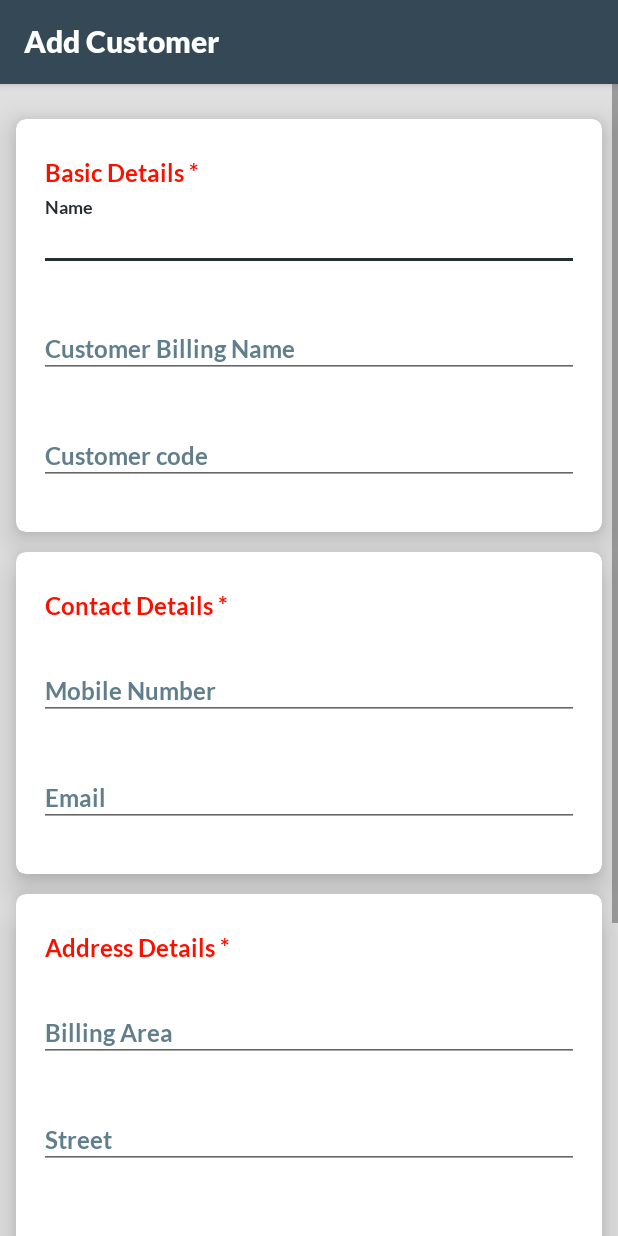
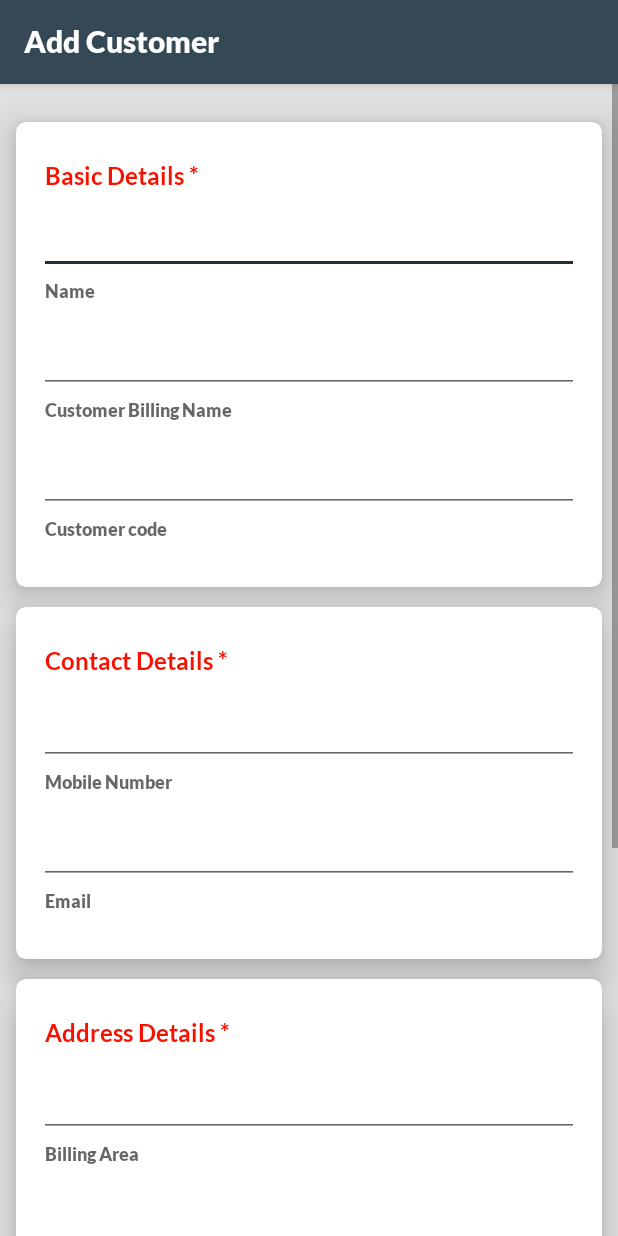
Before and after one commit to mariyarajendran/KotlinAndroid, an Android app: the CustomerRegister screen opened directly, with no data from a screen before it, on a phone screen of 412 x 824 dp. Run offline under Robolectric (Android 15) with nearby library versions, the phone set to English and light mode, and no system bars; our stand-ins replace sdp/ssp sizes; pictures from the network do not load.

Commit message:
new register design changes

```diff
--- a/app/build.gradle
+++ b/app/build.gradle
@@ -50,6 +50,11 @@ dependencies {
     //module dimension
     implementation project(path: ':sdp-android')
 
+
+    implementation 'com.github.bumptech.glide:glide:4.8.0'
+    // Glide v4 uses this new annotation processor -- see https://bumptech.github.io/glide/doc/generatedapi.html
+    annotationProcessor 'com.github.bumptech.glide:compiler:4.8.0'
+
     //ripple effect
 
 
--- a/app/src/main/java/absa/cgs/com/ui/screens/customer/CustomerFragment.kt
+++ b/app/src/main/java/absa/cgs/com/ui/screens/customer/CustomerFragment.kt
@@ -7,13 +7,16 @@ import android.os.Bundle
 import android.view.LayoutInflater
 import android.view.View
 import android.view.ViewGroup
+import android.widget.ImageView
 import androidx.fragment.app.Fragment
+import com.bumptech.glide.Glide
 import com.google.android.material.floatingactionbutton.FloatingActionButton
 
 
 class CustomerFragment : Fragment() {
 
     private var floatingActionButton: FloatingActionButton? = null
+    private var imageViewss: ImageView? = null
 
     override fun onCreateView(inflater: LayoutInflater, container: ViewGroup?, savedInstanceState: Bundle?): View? {
         return inflater.inflate(R.layout.fragment_customer_screen, container, false)
@@ -22,6 +25,8 @@ class CustomerFragment : Fragment() {
     override fun onViewCreated(view: View, savedInstanceState: Bundle?) {
         super.onViewCreated(view, savedInstanceState)
         floatingActionButton = view.findViewById(R.id.fcCustomerRegisterFActionButton) as FloatingActionButton
+
+
         customerRegistration()
     }
 
@@ -31,6 +36,8 @@ class CustomerFragment : Fragment() {
             startActivity(intent)
 
         }
+
+
     }
 
 }
--- a/app/src/main/java/absa/cgs/com/ui/screens/register/CustomerRegister.kt
+++ b/app/src/main/java/absa/cgs/com/ui/screens/register/CustomerRegister.kt
@@ -5,15 +5,24 @@ import absa.cgs.com.ui.screens.base.BaseActivity
 import absa.cgs.com.ui.screens.mainbaseactivity.MainView
 
 import android.os.Bundle
+import android.widget.ImageView
 import androidx.appcompat.app.AppCompatActivity
+import com.bumptech.glide.Glide
 
 class CustomerRegister : BaseActivity() {
-
+    private var imageViewss: ImageView? = null
 
     override fun onCreate(savedInstanceState: Bundle?) {
         super.onCreate(savedInstanceState)
         setActionBarTitle()
         setContentView(R.layout.activity_customer_register)
+
+
+        imageViewss = findViewById(R.id.imageview_text) as ImageView
+        Glide.with(this).load("https://image.shutterstock.com/image-vector/sample-stamp-grunge-texture-vector-260nw-1389188327.jpg")
+                .into(imageViewss!!)
+
+
     }
 
 
--- a/app/src/main/res/layout/activity_customer_register.xml
+++ b/app/src/main/res/layout/activity_customer_register.xml
@@ -31,8 +31,15 @@
 
             <androidx.constraintlayout.widget.ConstraintLayout
                 android:layout_width="match_parent"
-                android:layout_height="wrap_content">
+                android:layout_height="wrap_content"
+                android:layout_marginBottom="@dimen/_20sdp">
 
+
+                <ImageView
+                    android:id="@+id/imageview_text"
+                    android:layout_width="wrap_content"
+                    android:layout_height="wrap_content"
+                    android:src="@drawable/plus" />
 
                 <absa.cgs.com.utils.fonts.CustomTextView
                     android:id="@+id/textview_basic_details_hint"
@@ -57,6 +64,7 @@
                     android:layout_marginRight="10dp"
                     android:padding="5dp"
                     android:textColorHint="@color/colorGray55"
+                    app:helperText="@string/customer_name"
                     app:layout_constraintEnd_toEndOf="parent"
                     app:layout_constraintStart_toStartOf="parent"
                     app:layout_constraintTop_toBottomOf="@+id/textview_basic_details_hint">
@@ -65,10 +73,9 @@
                         android:id="@+id/textedit_login_name"
                         android:layout_width="match_parent"
                         android:layout_height="wrap_content"
-                        android:hint="@string/customer_name"
                         android:imeOptions="actionNext"
                         android:inputType="textNoSuggestions|textCapWords"
-                        android:textColor="@color/colorBlack"
+                        android:textColor="@color/colorBackground"
                         android:textColorHighlight="@color/colorPrimaryDark"
                         android:textColorHint="@color/colorPrimaryDark"
                         android:textSize="16sp" />
@@ -80,10 +87,10 @@
                     android:layout_width="match_parent"
                     android:layout_height="wrap_content"
                     android:layout_marginLeft="10dp"
-                    android:layout_marginTop="@dimen/_8sdp"
                     android:layout_marginRight="10dp"
                     android:padding="5dp"
                     android:textColorHint="@color/colorGray55"
+                    app:helperText="@string/customer_billing_name"
                     app:layout_constraintEnd_toEndOf="parent"
                     app:layout_constraintStart_toStartOf="parent"
                     app:layout_constraintTop_toBottomOf="@+id/textinput_login_name">
@@ -92,9 +99,8 @@
                         android:id="@+id/textedit_register_cs_billing_name"
                         android:layout_width="match_parent"
                         android:layout_height="wrap_content"
-                        android:hint="@string/customer_billing_name"
                         android:inputType="text|textCapWords"
-                        android:textColor="@color/colorPrimaryDark"
+                        android:textColor="@color/colorBackground"
                         android:textColorHighlight="@color/colorPrimaryDark"
                         android:textColorHint="@color/colorPrimaryDark"
                         android:textColorLink="@color/colorPrimaryDark"
@@ -107,10 +113,10 @@
                     android:layout_width="match_parent"
                     android:layout_height="wrap_content"
                     android:layout_marginLeft="10dp"
-                    android:layout_marginTop="@dimen/_8sdp"
                     android:layout_marginRight="10dp"
                     android:padding="5dp"
                     android:textColorHint="@color/colorGray55"
+                    app:helperText="@string/customer_code"
                     app:layout_constraintEnd_toEndOf="parent"
                     app:layout_constraintStart_toStartOf="parent"
                     app:layout_constraintTop_toBottomOf="@+id/textinput_register_cs_billing_name">
@@ -119,10 +125,8 @@
                         android:id="@+id/textedit_register_cs_code"
                         android:layout_width="match_parent"
                         android:layout_height="wrap_content"
-                        android:layout_marginBottom="@dimen/_20sdp"
-                        android:hint="@string/customer_code"
                         android:inputType="text|textCapWords"
-                        android:textColor="@color/colorPrimaryDark"
+                        android:textColor="@color/colorBackground"
                         android:textColorHighlight="@color/colorPrimaryDark"
                         android:textColorHint="@color/colorPrimaryDark"
                         android:textColorLink="@color/colorPrimaryDark"
@@ -150,7 +154,8 @@
 
             <androidx.constraintlayout.widget.ConstraintLayout
                 android:layout_width="match_parent"
-                android:layout_height="wrap_content">
+                android:layout_height="wrap_content"
+                android:layout_marginBottom="@dimen/_20sdp">
 
                 <absa.cgs.com.utils.fonts.CustomTextView
                     android:id="@+id/textview_basic_contact_details_hint"
@@ -172,10 +177,11 @@
                     android:layout_width="match_parent"
                     android:layout_height="wrap_content"
                     android:layout_marginLeft="10dp"
-                    android:layout_marginTop="@dimen/_8sdp"
+                    android:layout_marginTop="@dimen/_3sdp"
                     android:layout_marginRight="10dp"
                     android:padding="5dp"
                     android:textColorHint="@color/colorGray55"
+                    app:helperText="@string/customer_mobile_number"
                     app:layout_constraintEnd_toEndOf="parent"
                     app:layout_constraintStart_toStartOf="parent"
                     app:layout_constraintTop_toBottomOf="@+id/textview_basic_contact_details_hint">
@@ -184,7 +190,6 @@
                         android:id="@+id/textedit_login_phone_number"
                         android:layout_width="match_parent"
                         android:layout_height="wrap_content"
-                        android:hint="@string/customer_mobile_number"
                         android:inputType="number|textCapWords"
                         android:textColor="@color/colorPrimaryDark"
                         android:textColorHighlight="@color/colorPrimaryDark"
@@ -199,10 +204,10 @@
                     android:layout_width="match_parent"
                     android:layout_height="wrap_content"
                     android:layout_marginLeft="10dp"
-                    android:layout_marginTop="@dimen/_8sdp"
                     android:layout_marginRight="10dp"
                     android:padding="5dp"
                     android:textColorHint="@color/colorGray55"
+                    app:helperText="@string/customer_email"
                     app:layout_constraintEnd_toEndOf="parent"
                     app:layout_constraintStart_toStartOf="parent"
                     app:layout_constraintTop_toBottomOf="@+id/textinput_login_phone_number">
@@ -211,8 +216,6 @@
                         android:id="@+id/textedit_register_cs_emailid"
                         android:layout_width="match_parent"
                         android:layout_height="wrap_content"
-                        android:layout_marginBottom="@dimen/_20sdp"
-                        android:hint="@string/customer_email"
                         android:inputType="textEmailAddress"
                         android:textColor="@color/colorPrimaryDark"
                         android:textColorHighlight="@color/colorPrimaryDark"
@@ -241,7 +244,8 @@
 
             <androidx.constraintlayout.widget.ConstraintLayout
                 android:layout_width="match_parent"
-                android:layout_height="wrap_content">
+                android:layout_height="wrap_content"
+                android:layout_marginBottom="@dimen/_20sdp">
 
                 <absa.cgs.com.utils.fonts.CustomTextView
                     android:id="@+id/textview_basic_address_details_hint"
@@ -263,10 +267,11 @@
                     android:layout_width="match_parent"
                     android:layout_height="wrap_content"
                     android:layout_marginLeft="10dp"
-                    android:layout_marginTop="@dimen/_8sdp"
+                    android:layout_marginTop="@dimen/_3sdp"
                     android:layout_marginRight="10dp"
                     android:padding="5dp"
                     android:textColorHint="@color/colorGray55"
+                    app:helperText="@string/register_billing_area"
                     app:layout_constraintEnd_toEndOf="parent"
                     app:layout_constraintStart_toStartOf="parent"
                     app:layout_constraintTop_toBottomOf="@+id/textview_basic_address_details_hint">
@@ -275,7 +280,6 @@
                         android:id="@+id/textedit_register_billing_area"
                         android:layout_width="match_parent"
                         android:layout_height="wrap_content"
-                        android:hint="@string/register_billing_area"
                         android:inputType="text|textCapWords"
                         android:textColor="@color/colorPrimaryDark"
                         android:textColorHighlight="@color/colorPrimaryDark"
@@ -285,16 +289,15 @@
                 </com.google.android.material.textfield.TextInputLayout>
 
 
-
                 <com.google.android.material.textfield.TextInputLayout
                     android:id="@+id/textinput_register_billing_street"
                     android:layout_width="match_parent"
                     android:layout_height="wrap_content"
                     android:layout_marginLeft="10dp"
-                    android:layout_marginTop="@dimen/_8sdp"
                     android:layout_marginRight="10dp"
                     android:padding="5dp"
                     android:textColorHint="@color/colorGray55"
+                    app:helperText="@string/customer_street"
                     app:layout_constraintEnd_toEndOf="parent"
                     app:layout_constraintStart_toStartOf="parent"
                     app:layout_constraintTop_toBottomOf="@+id/textinput_register_billing_area">
@@ -303,7 +306,6 @@
                         android:id="@+id/textedit_register_billing_street"
                         android:layout_width="match_parent"
                         android:layout_height="wrap_content"
-                        android:hint="@string/customer_street"
                         android:inputType="text|textCapWords"
                         android:textColor="@color/colorPrimaryDark"
                         android:textColorHighlight="@color/colorPrimaryDark"
@@ -317,10 +319,10 @@
                     android:layout_width="match_parent"
                     android:layout_height="wrap_content"
                     android:layout_marginLeft="10dp"
-                    android:layout_marginTop="@dimen/_8sdp"
                     android:layout_marginRight="10dp"
                     android:padding="5dp"
                     android:textColorHint="@color/colorGray55"
+                    app:helperText="@string/customer_address"
                     app:layout_constraintEnd_toEndOf="parent"
                     app:layout_constraintStart_toStartOf="parent"
                     app:layout_constraintTop_toBottomOf="@+id/textinput_register_billing_street">
@@ -329,8 +331,6 @@
                         android:id="@+id/textedit_register_cs_address"
                         android:layout_width="match_parent"
                         android:layout_height="wrap_content"
-                        android:layout_marginBottom="@dimen/_20sdp"
-                        android:hint="@string/customer_address"
                         android:inputType="text|textCapWords"
                         android:textColor="@color/colorPrimaryDark"
                         android:textColorHighlight="@color/colorPrimaryDark"
@@ -349,8 +349,8 @@
             android:layout_height="wrap_content"
             android:layout_marginLeft="@dimen/_8sdp"
             android:layout_marginTop="@dimen/_10sdp"
+            android:layout_marginRight="@dimen/_8sdp"
             android:layout_marginBottom="@dimen/_10sdp"
-            android:layout_marginRight="@dimen/_8sdp"
             android:background="@color/colorWhite"
             app:cardCornerRadius="@dimen/_5sdp"
             app:cardElevation="@dimen/_10sdp"
@@ -361,7 +361,8 @@
 
             <androidx.constraintlayout.widget.ConstraintLayout
                 android:layout_width="match_parent"
-                android:layout_height="wrap_content">
+                android:layout_height="wrap_content"
+                android:layout_marginBottom="@dimen/_20sdp">
 
                 <absa.cgs.com.utils.fonts.CustomTextView
                     android:id="@+id/textview_basic_other_details_hint"
@@ -383,10 +384,11 @@
                     android:layout_width="match_parent"
                     android:layout_height="wrap_content"
                     android:layout_marginLeft="10dp"
-                    android:layout_marginTop="@dimen/_8sdp"
+                    android:layout_marginTop="@dimen/_3sdp"
                     android:layout_marginRight="10dp"
                     android:padding="5dp"
                     android:textColorHint="@color/colorGray55"
+                    app:helperText="@string/pan_number"
                     app:layout_constraintEnd_toEndOf="parent"
                     app:layout_constraintStart_toStartOf="parent"
                     app:layout_constraintTop_toBottomOf="@+id/textview_basic_other_details_hint">
@@ -395,7 +397,6 @@
                         android:id="@+id/textedit_register_cs_pan"
                         android:layout_width="match_parent"
                         android:layout_height="wrap_content"
-                        android:hint="@string/pan_number"
                         android:inputType="text|textCapWords"
                         android:textColor="@color/colorPrimaryDark"
                         android:textColorHighlight="@color/colorPrimaryDark"
@@ -410,10 +411,10 @@
                     android:layout_width="match_parent"
                     android:layout_height="wrap_content"
                     android:layout_marginLeft="10dp"
-                    android:layout_marginTop="@dimen/_8sdp"
                     android:layout_marginRight="10dp"
                     android:padding="5dp"
                     android:textColorHint="@color/colorGray55"
+                    app:helperText="@string/customer_aadhar_number"
                     app:layout_constraintBottom_toBottomOf="parent"
                     app:layout_constraintEnd_toEndOf="parent"
                     app:layout_constraintStart_toStartOf="parent"
@@ -423,8 +424,6 @@
                         android:id="@+id/textedit_register_cs_aadhar"
                         android:layout_width="match_parent"
                         android:layout_height="wrap_content"
-                        android:layout_marginBottom="@dimen/_20sdp"
-                        android:hint="@string/customer_aadhar_number"
                         android:inputType="number"
                         android:textColor="@color/colorPrimaryDark"
                         android:textColorHighlight="@color/colorPrimaryDark"
--- a/app/src/main/res/values/styles.xml
+++ b/app/src/main/res/values/styles.xml
@@ -42,5 +42,4 @@
     </style>
 
 
-
 </resources>
--- a/build.gradle
+++ b/build.gradle
@@ -16,6 +16,7 @@ buildscript {
     repositories {
         google()
         jcenter()
+        mavenCentral()
     }
     dependencies {
         classpath 'com.android.tools.build:gradle:3.2.1'
@@ -30,6 +31,8 @@ allprojects {
     repositories {
         google()
         jcenter()
+        mavenCentral()
+
     }
 }
 
```
